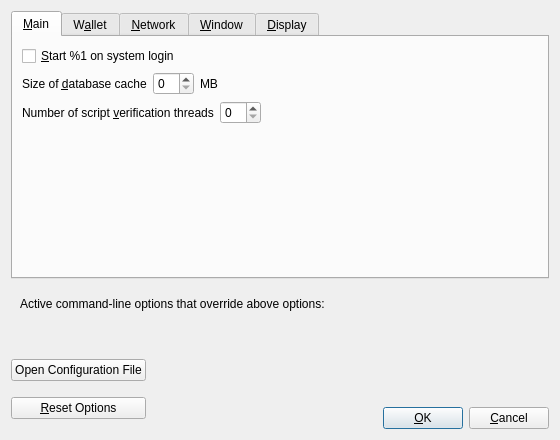
Qt form src/qt/forms/optionsdialog.ui (SaltineChips/Rubix-V3.0.0.0) before a commit.
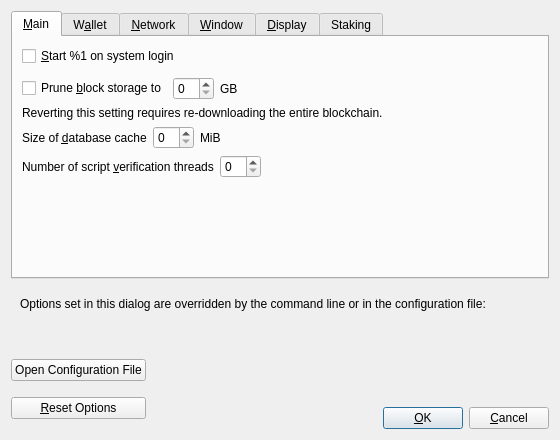
The same form after that commit. Custom widgets are drawn as their Qt base class.

Diff of the .ui file:
```diff
--- a/src/qt/forms/optionsdialog.ui
+++ b/src/qt/forms/optionsdialog.ui
@@ -37,6 +37,69 @@
          </property>
         </widget>
        </item>
+       <item>
+        <spacer name="horizontalSpacer_0_Main">
+         <property name="orientation">
+          <enum>Qt::Horizontal</enum>
+         </property>
+         <property name="sizeHint" stdset="0">
+          <size>
+           <width>40</width>
+           <height>5</height>
+          </size>
+         </property>
+        </spacer>
+       </item>
+       <item>
+       <layout class="QHBoxLayout" name="horizontalLayout_Main_Prune">
+        <item>
+         <widget class="QCheckBox" name="prune">
+          <property name="toolTip">
+           <string>Disables some advanced features but all blocks will still be fully validated. Reverting this setting requires re-downloading the entire blockchain. Actual disk usage may be somewhat higher.</string>
+          </property>
+          <property name="text">
+           <string>Prune &amp;block storage to</string>
+          </property>
+         </widget>
+        </item>
+        <item>
+         <widget class="QSpinBox" name="pruneSize"/>
+        </item>
+         <item>
+          <widget class="QLabel" name="pruneSizeUnitLabel">
+           <property name="text">
+            <string>GB</string>
+           </property>
+           <property name="textFormat">
+            <enum>Qt::PlainText</enum>
+           </property>
+          </widget>
+         </item>
+         <item>
+          <spacer name="horizontalSpacer_Main_Prune">
+           <property name="orientation">
+            <enum>Qt::Horizontal</enum>
+           </property>
+           <property name="sizeHint" stdset="0">
+            <size>
+             <width>40</width>
+             <height>20</height>
+            </size>
+           </property>
+          </spacer>
+         </item>
+        </layout>
+       </item>
+       <item>
+        <widget class="QLabel" name="pruneWarning">
+         <property name="text">
+          <string>Reverting this setting requires re-downloading the entire blockchain.</string>
+         </property>
+         <property name="textFormat">
+          <enum>Qt::PlainText</enum>
+         </property>
+        </widget>
+       </item>
        <item>
         <layout class="QHBoxLayout" name="horizontalLayout_2_Main">
          <item>
@@ -58,7 +121,7 @@
          <item>
           <widget class="QLabel" name="databaseCacheUnitLabel">
            <property name="text">
-            <string>MB</string>
+            <string>MiB</string>
            </property>
            <property name="textFormat">
             <enum>Qt::PlainText</enum>
@@ -641,6 +704,34 @@
        </item>
       </layout>
      </widget>
+     <widget class="QWidget" name="tab">
+      <attribute name="title">
+       <string>Staking</string>
+      </attribute>
+      <layout class="QGridLayout" name="gridLayout">
+       <item row="0" column="0">
+        <layout class="QFormLayout" name="formLayout">
+         <item row="0" column="0">
+          <widget class="QLabel" name="reserveBalanceLabel">
+           <property name="text">
+            <string>Reserve Balance</string>
+           </property>
+          </widget>
+         </item>
+         <item row="0" column="1">
+          <widget class="BitcoinAmountField" name="reserveBalanceAmount">
+           <property name="maximumSize">
+            <size>
+             <width>250</width>
+             <height>16777215</height>
+            </size>
+           </property>
+          </widget>
+         </item>
+        </layout>
+       </item>
+      </layout>
+     </widget>
     </widget>
    </item>
    <item>
@@ -651,7 +742,7 @@
         <item>
          <widget class="QLabel" name="overriddenByCommandLineInfoLabel">
           <property name="text">
-           <string>Active command-line options that override above options:</string>
+           <string>Options set in this dialog are overridden by the command line or in the configuration file:</string>
           </property>
           <property name="textFormat">
            <enum>Qt::PlainText</enum>
@@ -829,7 +920,13 @@
   <customwidget>
    <class>QValueComboBox</class>
    <extends>QComboBox</extends>
-   <header>qvaluecombobox.h</header>
+   <header>qt/qvaluecombobox.h</header>
+  </customwidget>
+  <customwidget>
+   <class>BitcoinAmountField</class>
+   <extends>QLineEdit</extends>
+   <header>qt/bitcoinamountfield.h</header>
+   <container>1</container>
   </customwidget>
  </customwidgets>
  <resources/>
```
Left out of the diff: 50 changed lines with no effect on the pictures.
